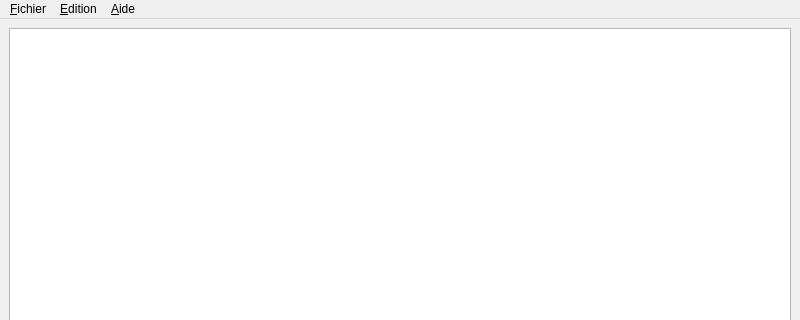
Starland9/BlocNote, file ui/main_window.ui: the form before one commit; both pictures show x 0 to 800 and y 0 to 320 of the 800 by 600 pixel window.
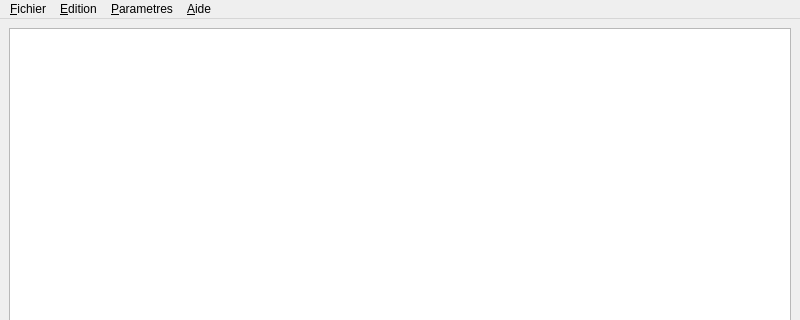
The form after the commit. Icons and pictures are not drawn.

```diff
--- a/ui/main_window.ui
+++ b/ui/main_window.ui
@@ -62,8 +62,19 @@
     <addaction name="separator"/>
     <addaction name="actionA_Propos_de_Qt"/>
    </widget>
+   <widget class="QMenu" name="menu_Parametres">
+    <property name="title">
+     <string>&amp;Parametres</string>
+    </property>
+    <addaction name="actionPolice_de_caractere"/>
+    <addaction name="actionCouleur_de_fond"/>
+    <addaction name="actionCouleur_du_texte"/>
+    <addaction name="separator"/>
+    <addaction name="actionLecture_seule"/>
+   </widget>
    <addaction name="menu_Fichier"/>
    <addaction name="menu_Edition"/>
+   <addaction name="menu_Parametres"/>
    <addaction name="menuAide"/>
   </widget>
   <widget class="QStatusBar" name="statusbar"/>
```
Left out of the diff: 38 changed lines with no effect on the pictures.
